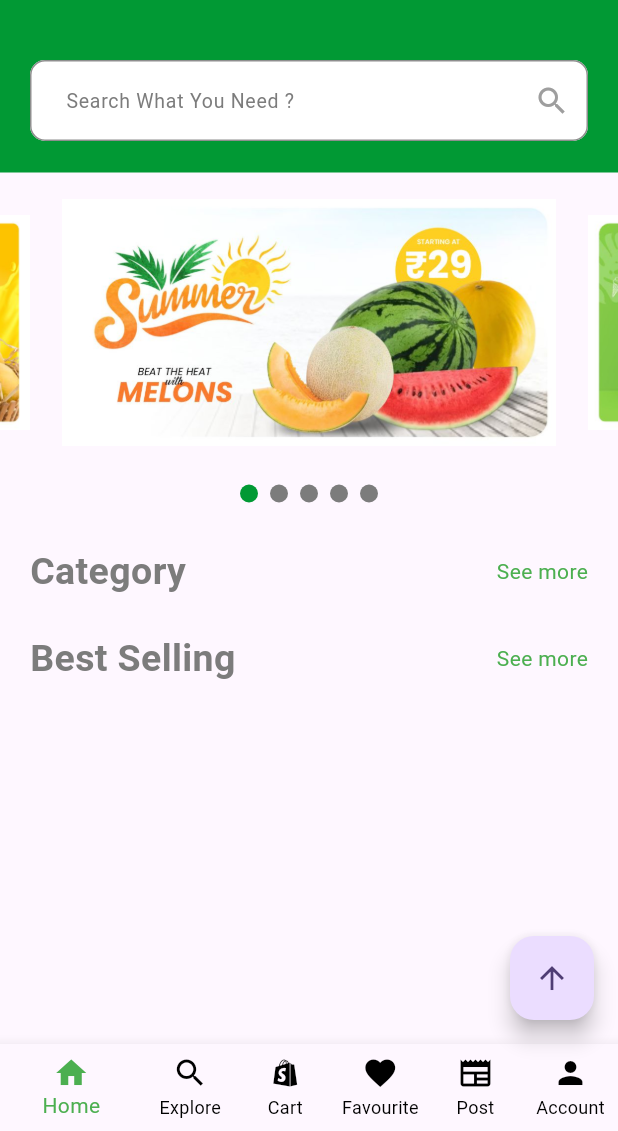
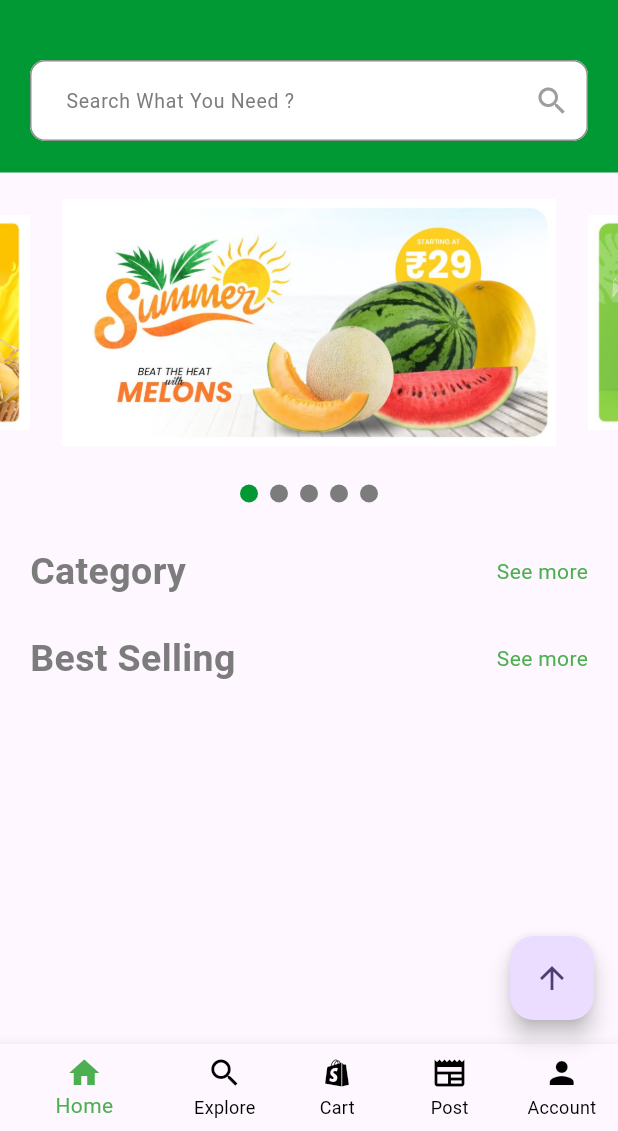
Before and after one commit to thedreamer17042004/btl_flutter_bkap, a Flutter app: the LayoutScreen screen opened by its route, on a phone screen of 412 x 824 dp, the part 105-1236 px from its top. Run offline on Flutter 3.47's test engine with Material 3 defaults, Android fonts, the light colour scheme and no system bars; drawn by our look-alikes of carousel_slider; our stand-ins replace image_picker, shared_preferences; missing offline and left inert: dart:ffi, dart_jsonwebtoken; accounts and stored records are empty; network calls fail.

Commit message:
comment favorite bottom bar

```diff
--- a/lib/components/navigator/bottom_navigator_bar_component.dart
+++ b/lib/components/navigator/bottom_navigator_bar_component.dart
@@ -34,10 +34,10 @@ class BottomNavBar extends StatelessWidget {
           icon: Icon(Icons.shopify),
           label: 'Cart',
         ),
-        BottomNavigationBarItem(
-          icon: Icon(Icons.favorite),
-          label: 'Favourite',
-        ),
+        // BottomNavigationBarItem(
+        //   icon: Icon(Icons.favorite),
+        //   label: 'Favourite',
+        // ),
         BottomNavigationBarItem(
           icon: Icon(Icons.newspaper),
           label: 'Post',
--- a/lib/screens/user/layout/views/layout_screen.dart
+++ b/lib/screens/user/layout/views/layout_screen.dart
@@ -24,7 +24,7 @@ class LayoutPage extends State<LayoutScreen>{
     const HomeScreen(),
     const ExploreNavigator(),
     const CartScreen(),
-    const FavouriteScreen(),
+    // const FavouriteScreen(),
     const PostCategoryScreen(),
     const AccountScreen()
   ];
```
